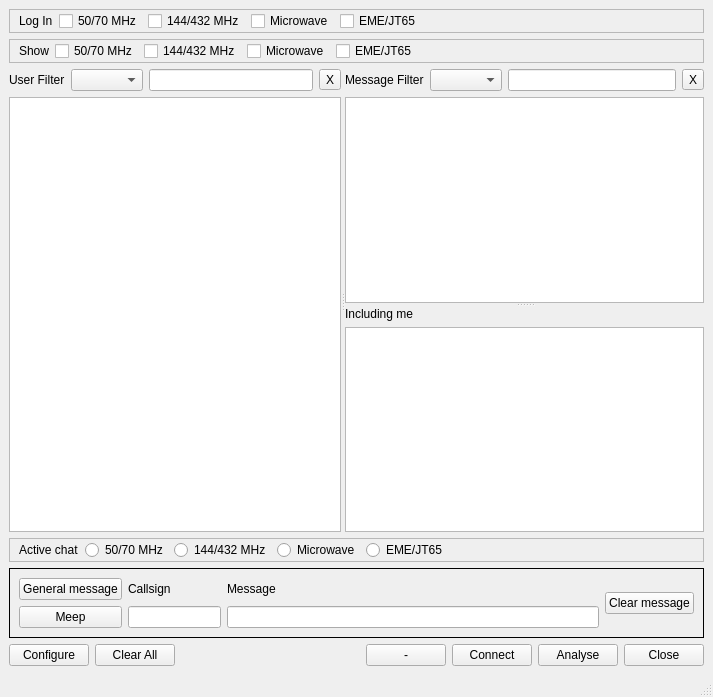
Qt form mqt/MqtKSTClient/kstmainwindow.ui (Rsclub22/Minos2-Mirror) before a commit.
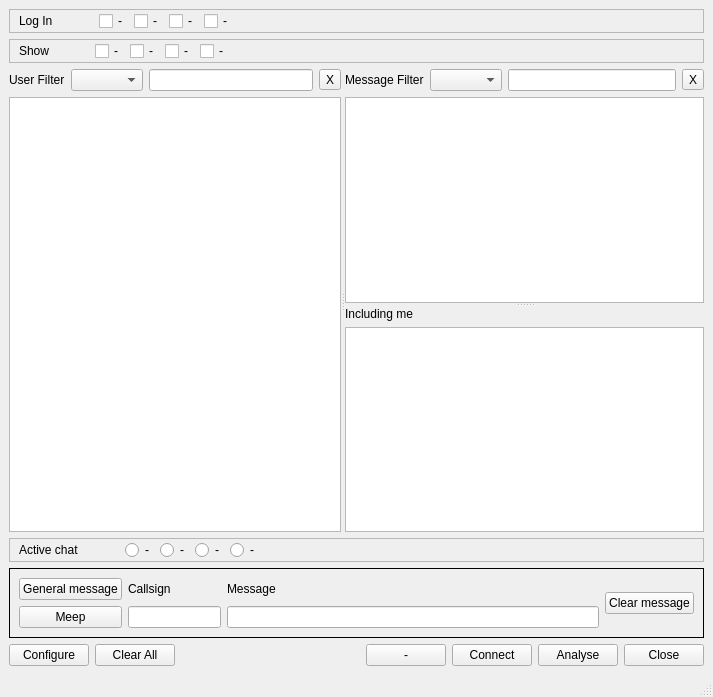
The same form after that commit. Custom widgets are drawn as their Qt base class.

What changed in the file:
```diff
--- a/mqt/MqtKSTClient/kstmainwindow.ui
+++ b/mqt/MqtKSTClient/kstmainwindow.ui
@@ -37,31 +37,47 @@
          </property>
         </widget>
        </item>
+       <item>
+        <spacer name="horizontalSpacer_5">
+         <property name="orientation">
+          <enum>Qt::Horizontal</enum>
+         </property>
+         <property name="sizeType">
+          <enum>QSizePolicy::Preferred</enum>
+         </property>
+         <property name="sizeHint" stdset="0">
+          <size>
+           <width>40</width>
+           <height>20</height>
+          </size>
+         </property>
+        </spacer>
+       </item>
        <item>
         <widget class="QCheckBox" name="login1cb">
          <property name="text">
-          <string>50/70 MHz</string>
+          <string>-</string>
          </property>
         </widget>
        </item>
        <item>
         <widget class="QCheckBox" name="login2cb">
          <property name="text">
-          <string>144/432 MHz</string>
+          <string>-</string>
          </property>
         </widget>
        </item>
        <item>
         <widget class="QCheckBox" name="login3cb">
          <property name="text">
-          <string>Microwave</string>
+          <string>-</string>
          </property>
         </widget>
        </item>
        <item>
         <widget class="QCheckBox" name="login4cb">
          <property name="text">
-          <string>EME/JT65</string>
+          <string>-</string>
          </property>
         </widget>
        </item>
@@ -103,31 +119,47 @@
          </property>
         </widget>
        </item>
+       <item>
+        <spacer name="horizontalSpacer_6">
+         <property name="orientation">
+          <enum>Qt::Horizontal</enum>
+         </property>
+         <property name="sizeType">
+          <enum>QSizePolicy::Preferred</enum>
+         </property>
+         <property name="sizeHint" stdset="0">
+          <size>
+           <width>40</width>
+           <height>20</height>
+          </size>
+         </property>
+        </spacer>
+       </item>
        <item>
         <widget class="QCheckBox" name="show1cb">
          <property name="text">
-          <string>50/70 MHz</string>
+          <string>-</string>
          </property>
         </widget>
        </item>
        <item>
         <widget class="QCheckBox" name="show2cb">
          <property name="text">
-          <string>144/432 MHz</string>
+          <string>-</string>
          </property>
         </widget>
        </item>
        <item>
         <widget class="QCheckBox" name="show3cb">
          <property name="text">
-          <string>Microwave</string>
+          <string>-</string>
          </property>
         </widget>
        </item>
        <item>
         <widget class="QCheckBox" name="show4cb">
          <property name="text">
-          <string>EME/JT65</string>
+          <string>-</string>
          </property>
         </widget>
        </item>
@@ -295,10 +327,26 @@
          </property>
         </widget>
        </item>
+       <item>
+        <spacer name="horizontalSpacer_7">
+         <property name="orientation">
+          <enum>Qt::Horizontal</enum>
+         </property>
+         <property name="sizeType">
+          <enum>QSizePolicy::Preferred</enum>
+         </property>
+         <property name="sizeHint" stdset="0">
+          <size>
+           <width>40</width>
+           <height>20</height>
+          </size>
+         </property>
+        </spacer>
+       </item>
        <item>
         <widget class="QRadioButton" name="active1rb">
          <property name="text">
-          <string>50/70 MHz</string>
+          <string>-</string>
          </property>
          <attribute name="buttonGroup">
           <string notr="true">activeChatGroup</string>
@@ -308,7 +356,7 @@
        <item>
         <widget class="QRadioButton" name="active2rb">
          <property name="text">
-          <string>144/432 MHz</string>
+          <string>-</string>
          </property>
          <attribute name="buttonGroup">
           <string notr="true">activeChatGroup</string>
@@ -318,7 +366,7 @@
        <item>
         <widget class="QRadioButton" name="active3rb">
          <property name="text">
-          <string>Microwave</string>
+          <string>-</string>
          </property>
          <attribute name="buttonGroup">
           <string notr="true">activeChatGroup</string>
@@ -328,7 +376,7 @@
        <item>
         <widget class="QRadioButton" name="active4rb">
          <property name="text">
-          <string>EME/JT65</string>
+          <string>-</string>
          </property>
          <attribute name="buttonGroup">
           <string notr="true">activeChatGroup</string>
```
Left out of the diff: 33 changed lines with no effect on the pictures.
